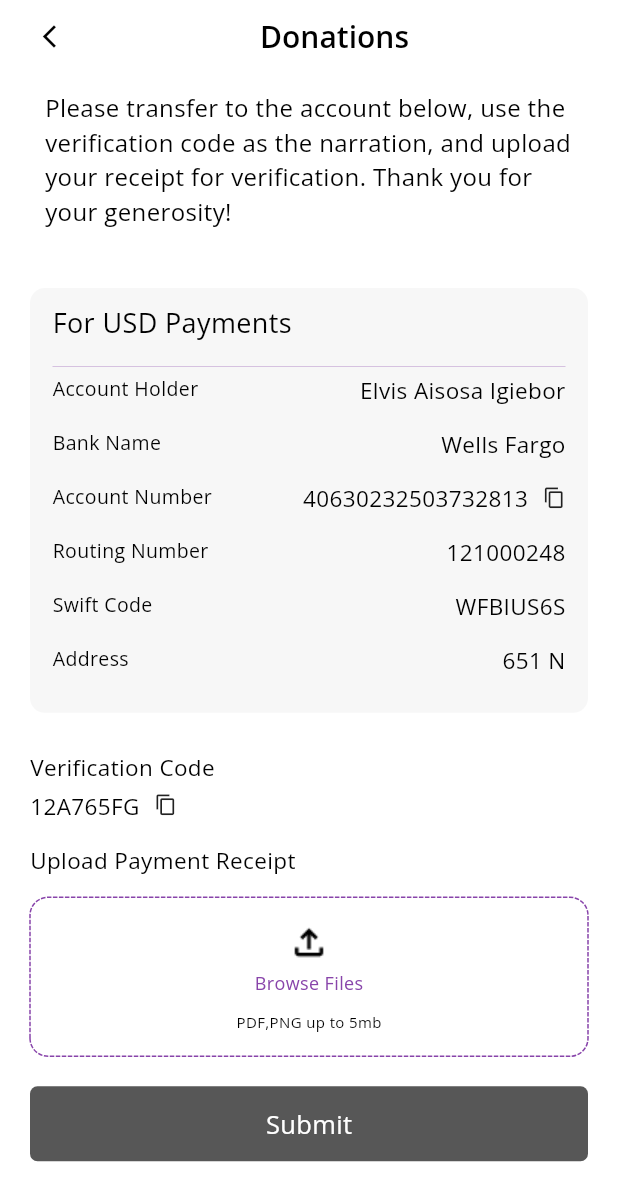
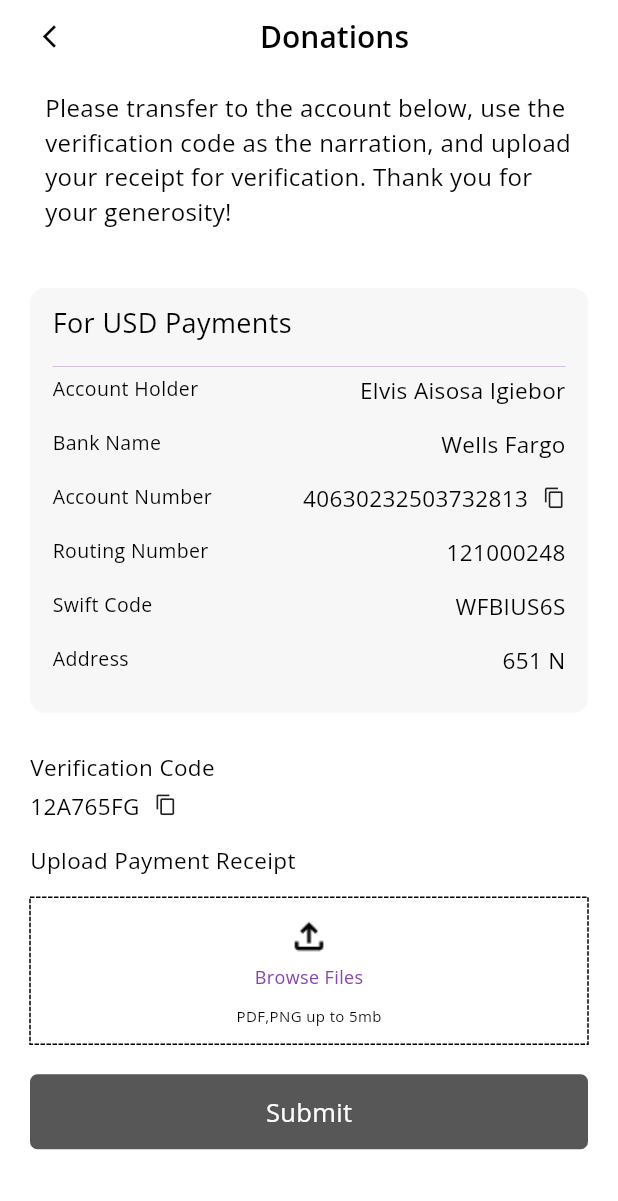
Before and after one commit to Elvis-1/itestified2, a Flutter app: the AccountDetailsScreen screen opened directly with empty values, on a phone screen of 412 x 824 dp. Shown: the top 1201 px of the screen. Run offline on Flutter 3.47's test engine with Material 3 defaults, Android fonts, the phone set to English and light mode, and no system bars; our stand-ins replace connectivity_plus, dartz, dots_indicator, dropdown_button2, flutter_screenutil, get_it and 7 more; accounts and stored records are empty.

Commit message:
made changes

```diff
--- a/lib/src/features/onboarding/onboarding_screen1.dart
+++ b/lib/src/features/onboarding/onboarding_screen1.dart
@@ -62,7 +62,7 @@ class _OnboardingScreen1State extends State<OnboardingScreen1> {
                   'Witness real-life stories of healing, breakthroughs,  divine intervention and many more. '),
               SizedBox(height: screenHeight * 0.015),
               DotsIndicator(
-                position: widget.index,
+                position: double.parse(widget.index.toString()),
                 dotsCount: widget.pageCount,
                 mainAxisAlignment: MainAxisAlignment.center,
                 decorator: DotsDecorator(
--- a/lib/src/features/onboarding/onboarding_screen2.dart
+++ b/lib/src/features/onboarding/onboarding_screen2.dart
@@ -64,7 +64,7 @@ class _OnboardingScreen2State extends State<OnboardingScreen2> {
               ),
               SizedBox(height: screenHeight * 0.015),
               DotsIndicator(
-                position: widget.index,
+                position: double.parse(widget.index.toString()),
                 dotsCount: widget.pageCount,
                 mainAxisAlignment: MainAxisAlignment.center,
                 decorator: DotsDecorator(
--- a/lib/src/features/onboarding/onboarding_screen3.dart
+++ b/lib/src/features/onboarding/onboarding_screen3.dart
@@ -64,7 +64,7 @@ class _OnboardingScreen3State extends State<OnboardingScreen3> {
               ),
               SizedBox(height: screenHeight * 0.015),
               DotsIndicator(
-                position: widget.index,
+                position: double.parse(widget.index.toString()),
                 dotsCount: widget.pageCount,
                 mainAxisAlignment: MainAxisAlignment.center,
                 decorator: DotsDecorator(
--- a/lib/src/features/profile/presentation/screens/account_details_screen.dart
+++ b/lib/src/features/profile/presentation/screens/account_details_screen.dart
@@ -121,10 +121,10 @@ class AccountDetailsScreen extends StatelessWidget {
                   ),
                   const SizedBox(height: 15),
                   DottedBorder(
-                    borderType: BorderType.RRect,
-                    radius: const Radius.circular(12),
-                    padding: const EdgeInsets.all(6),
-                    color: AppColors.primaryColor,
+                    // borderType: BorderType.RRect,
+                    // radius: const Radius.circular(12),
+                    // padding: const EdgeInsets.all(6),
+                    // color: AppColors.primaryColor,
                     child: Container(
                       padding: const EdgeInsets.all(10),
                       width: double.infinity,
```
Also changed, not shown: lib/src/config/network/api_endpoints.dart (+4 -3 lines), pubspec.yaml (+6 -6 lines), pubspec.lock, 7 other files.
